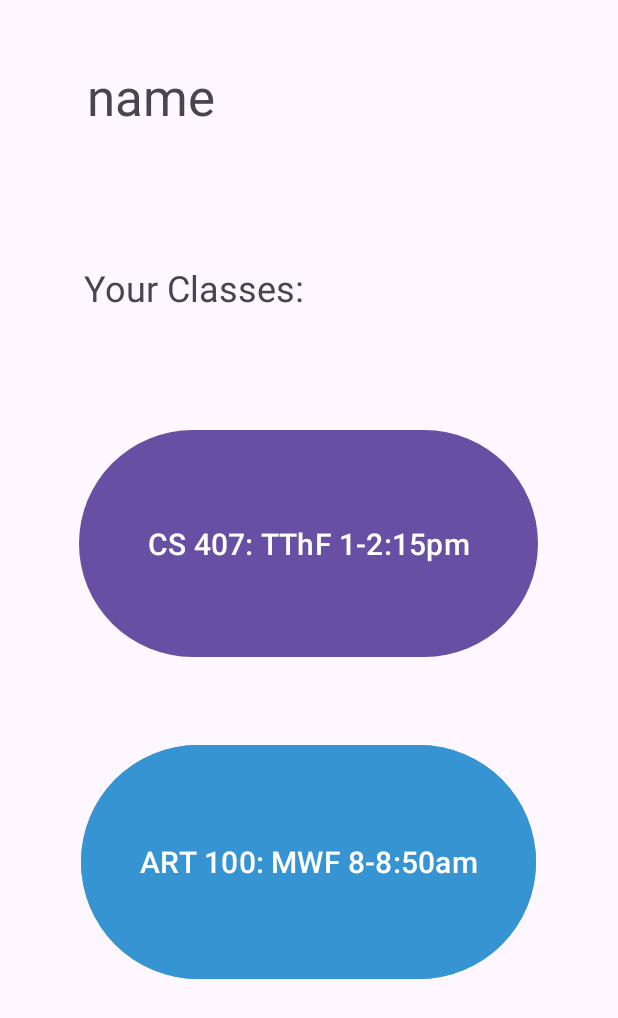
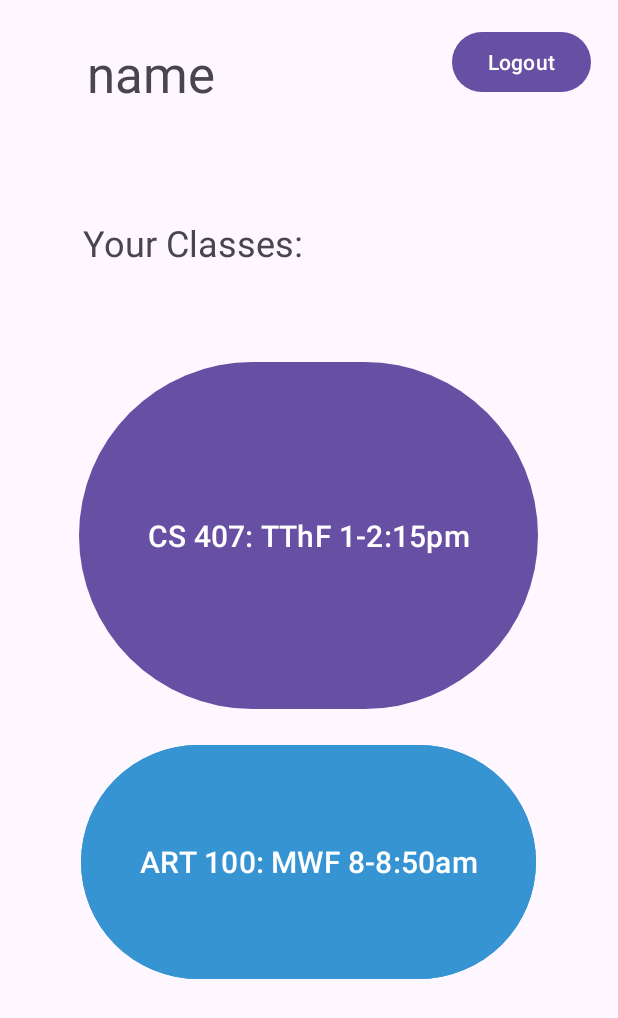
Before and after one commit to sydbenck/HERE, an Android app: the ClassList screen opened directly, with no data from a screen before it, on a phone screen of 412 x 824 dp. Shown: the top 1018 px of the screen. Run offline under Robolectric (Android 15) with nearby library versions, the phone set to English and light mode, and no system bars.

Commit message:
adding logout

```diff
--- a/app/src/main/java/com/cs407/here/ClassList.java
+++ b/app/src/main/java/com/cs407/here/ClassList.java
@@ -1,5 +1,6 @@
 package com.cs407.here;
 
+import androidx.annotation.NonNull;
 import androidx.appcompat.app.AppCompatActivity;
 
 import android.content.Intent;
@@ -12,6 +13,8 @@ import com.google.android.gms.auth.api.signin.GoogleSignIn;
 import com.google.android.gms.auth.api.signin.GoogleSignInAccount;
 import com.google.android.gms.auth.api.signin.GoogleSignInClient;
 import com.google.android.gms.auth.api.signin.GoogleSignInOptions;
+import com.google.android.gms.tasks.OnCompleteListener;
+import com.google.android.gms.tasks.Task;
 
 public class ClassList extends AppCompatActivity {
 
@@ -42,4 +45,14 @@ public class ClassList extends AppCompatActivity {
         Intent intent = new Intent(this, ClassPage1.class);
         startActivity(intent);
     }
+
+    public void logout(View view){
+        gsc.signOut().addOnCompleteListener(this, new OnCompleteListener<Void>() {
+            @Override
+            public void onComplete(@NonNull Task<Void> task) {
+            }
+        });
+        Intent intent = new Intent(this, MainActivity.class);
+        startActivity(intent);
+    }
 }
--- a/app/src/main/res/layout/activity_class_list.xml
+++ b/app/src/main/res/layout/activity_class_list.xml
@@ -9,16 +9,16 @@
     <Button
         android:id="@+id/classButton"
         android:layout_width="306dp"
-        android:layout_height="159dp"
-        android:layout_marginBottom="36dp"
+        android:layout_height="0dp"
+        android:layout_marginBottom="343dp"
+        android:onClick="goToClassPage"
         android:text="CS 407: TThF 1-2:15pm"
         android:textSize="20sp"
-        app:layout_constraintBottom_toTopOf="@+id/classButton2"
+        app:layout_constraintBottom_toBottomOf="parent"
         app:layout_constraintEnd_toEndOf="parent"
         app:layout_constraintHorizontal_bias="0.496"
         app:layout_constraintStart_toStartOf="parent"
-        app:layout_constraintTop_toBottomOf="@+id/yourClassesText"
-        android:onClick="goToClassPage"/>
+        app:layout_constraintTop_toBottomOf="@+id/logout_btn" />
 
     <TextView
         android:id="@+id/welcomeText"
@@ -57,13 +57,26 @@
         android:layout_height="164dp"
         android:layout_marginBottom="152dp"
         android:backgroundTint="#3794D3"
+        android:onClick="goToClassPage"
         android:text="ART 100: MWF 8-8:50am"
         android:textSize="20sp"
         app:layout_constraintBottom_toBottomOf="parent"
         app:layout_constraintEnd_toEndOf="parent"
         app:layout_constraintHorizontal_bias="0.496"
         app:layout_constraintStart_toStartOf="parent"
-        app:layout_constraintTop_toBottomOf="@+id/classButton"
-        android:onClick="goToClassPage"/>
+        app:layout_constraintTop_toBottomOf="@+id/classButton" />
+
+    <Button
+        android:id="@+id/logout_btn"
+        android:layout_width="wrap_content"
+        android:layout_height="wrap_content"
+        android:layout_marginTop="13dp"
+        android:layout_marginEnd="18dp"
+        android:layout_marginBottom="168dp"
+        android:text="Logout"
+        android:onClick="logout"
+        app:layout_constraintBottom_toTopOf="@+id/classButton"
+        app:layout_constraintEnd_toEndOf="parent"
+        app:layout_constraintTop_toTopOf="parent" />
 
 </androidx.constraintlayout.widget.ConstraintLayout>
```
